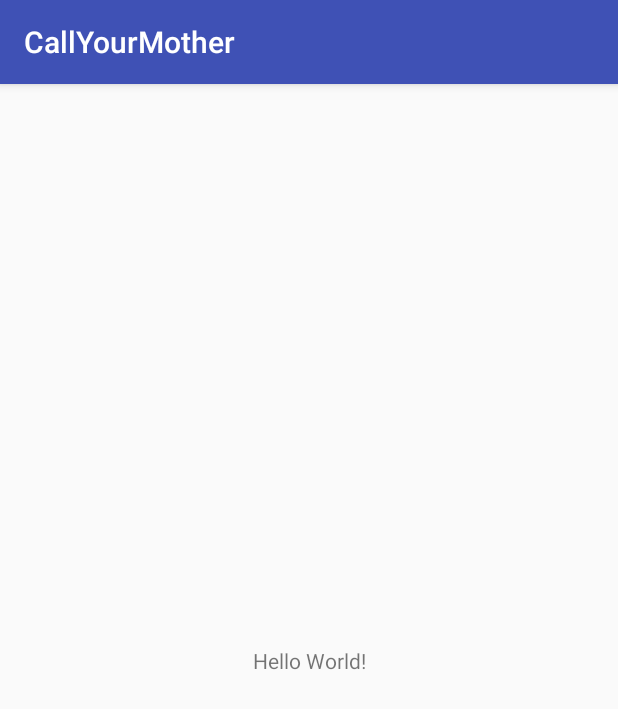
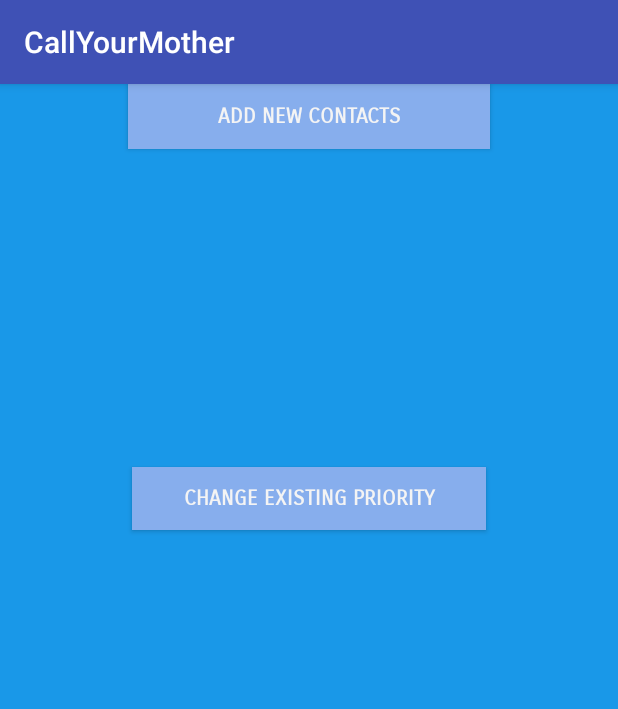
Before and after one commit to aarya1995/CallYourMother, an Android app: the screen it shows after launch (MainActivity), on a phone screen of 412 x 824 dp. Shown: the top 709 px of the screen. Run offline under Robolectric (Android 15) with nearby library versions, the phone set to English and light mode, and no system bars.

Commit message:
layout design version 1 finished

```diff
--- a/CallYourMother/app/src/main/res/layout/activity_main.xml
+++ b/CallYourMother/app/src/main/res/layout/activity_main.xml
@@ -1,18 +1,41 @@
 <?xml version="1.0" encoding="utf-8"?>
-<android.support.constraint.ConstraintLayout xmlns:android="http://schemas.android.com/apk/res/android"
+<android.support.constraint.ConstraintLayout
+    xmlns:android="http://schemas.android.com/apk/res/android"
     xmlns:app="http://schemas.android.com/apk/res-auto"
     xmlns:tools="http://schemas.android.com/tools"
+    android:id="@+id/mainMenu"
     android:layout_width="match_parent"
     android:layout_height="match_parent"
-    tools:context="com.example.callyourmother.MainActivity">
+    android:background="#1998e8"
+    tools:context="com.example.vipergx.cym.MainActivity">
 
-    <TextView
-        android:layout_width="wrap_content"
-        android:layout_height="wrap_content"
-        android:text="Hello World!"
-        app:layout_constraintBottom_toBottomOf="parent"
-        app:layout_constraintLeft_toLeftOf="parent"
-        app:layout_constraintRight_toRightOf="parent"
-        app:layout_constraintTop_toTopOf="parent" />
+    <Button
+        android:id="@+id/addNewContacts"
+        android:layout_width="241dp"
+        android:layout_height="43dp"
+        android:background="#87aeed"
+        android:fontFamily="sans-serif-smallcaps"
+        android:text="Add New Contacts"
+        android:textColor="#f4f4f4"
+        android:textStyle="bold"
+        app:layout_constraintEnd_toEndOf="parent"
+        app:layout_constraintHorizontal_bias="0.5"
+        app:layout_constraintStart_toStartOf="parent"
+        tools:layout_editor_absoluteY="108dp"/>
+
+    <Button
+        android:id="@+id/changeExistingPriority"
+        android:layout_width="236dp"
+        android:layout_height="42dp"
+        android:layout_marginTop="212dp"
+        android:background="#87aeed"
+        android:fontFamily="sans-serif-smallcaps"
+        android:text="Change Existing Priority"
+        android:textColor="#f4f4f4"
+        android:textStyle="bold"
+        app:layout_constraintEnd_toEndOf="parent"
+        app:layout_constraintHorizontal_bias="0.5"
+        app:layout_constraintStart_toStartOf="parent"
+        app:layout_constraintTop_toBottomOf="@+id/addNewContacts"/>
 
 </android.support.constraint.ConstraintLayout>
```
Also changed, not shown: CallYourMother/app/src/main/res/layout/add_new_priority.xml (added, +18 -0 lines), CallYourMother/app/src/main/res/layout/edit_priority.xml (added, +66 -0 lines), CallYourMother/app/src/main/res/layout/select_existing_priority.xml (added, +17 -0 lines).
